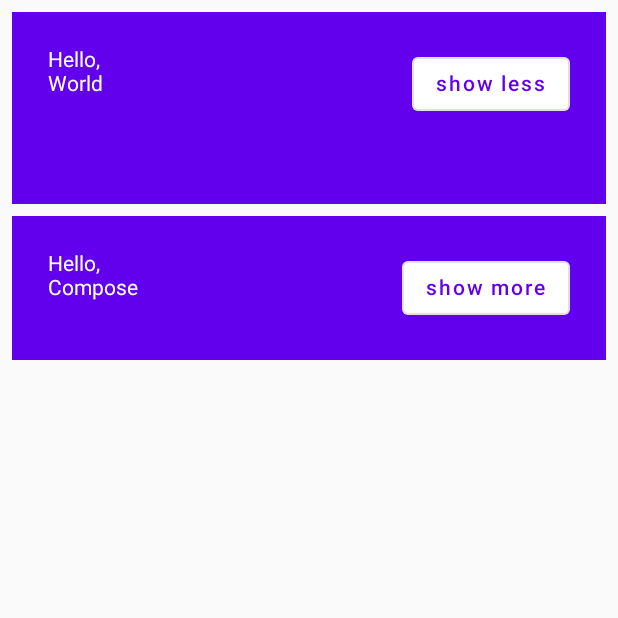
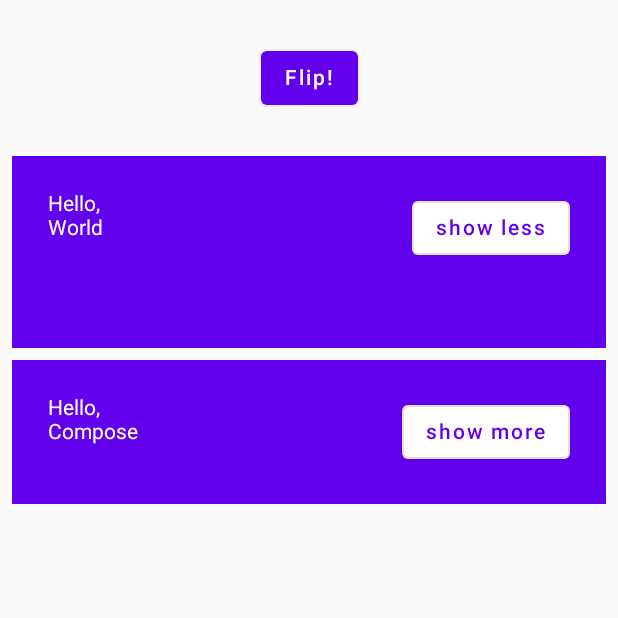
Before and after one commit to juanmendez/jetpack-compose, an Android app built with Jetpack Compose: the screen it shows after launch (MainActivity), after a tap on "show more", on a phone screen of 412 x 824 dp, the top half of it. Run offline under Robolectric (Android 15) with nearby library versions, the phone set to English and light mode, and no system bars; 1 other tap on this screen came first.

Commit message:
04: hoisin

```diff
--- a/app/src/main/java/com/jetpack/compose/MainActivity.kt
+++ b/app/src/main/java/com/jetpack/compose/MainActivity.kt
@@ -3,17 +3,24 @@ package com.jetpack.compose
 import android.os.Bundle
 import androidx.activity.ComponentActivity
 import androidx.activity.compose.setContent
+import androidx.compose.foundation.layout.Arrangement
 import androidx.compose.foundation.layout.Column
 import androidx.compose.foundation.layout.Row
+import androidx.compose.foundation.layout.fillMaxSize
 import androidx.compose.foundation.layout.padding
+import androidx.compose.material.Button
 import androidx.compose.material.MaterialTheme
 import androidx.compose.material.OutlinedButton
 import androidx.compose.material.Surface
 import androidx.compose.material.Text
 import androidx.compose.runtime.Composable
+import androidx.compose.runtime.getValue
 import androidx.compose.runtime.mutableStateOf
 import androidx.compose.runtime.remember
+import androidx.compose.runtime.setValue
+import androidx.compose.ui.Alignment
 import androidx.compose.ui.Modifier
+import androidx.compose.ui.res.stringResource
 import androidx.compose.ui.tooling.preview.Preview
 import androidx.compose.ui.unit.dp
 
@@ -37,14 +44,61 @@ class MainActivity : ComponentActivity() {
 }
 
 @Composable
-fun MyApp(names: List<String> = listOf("World", "Compose")) {
+fun MyApp() {
+    // TODO: This state should be hoisted
+    var shouldShowOnboarding by remember { mutableStateOf(true) }
+
+    if (shouldShowOnboarding) {
+        OnboardingScreen(onContinueClicked = {
+            shouldShowOnboarding = !shouldShowOnboarding
+        })
+    } else {
+        Greetings(onContinueClicked = {
+            shouldShowOnboarding = !shouldShowOnboarding
+        })
+    }
+}
+
+@Composable
+private fun Greetings(
+    names:
+    List<String> = listOf(stringResource(id = R.string.world), stringResource(id = R.string.compose)),
+    onContinueClicked: () -> Unit
+) {
     Column(modifier = Modifier.padding(vertical = 4.dp)) {
+        Button(
+            modifier = Modifier
+                .padding(vertical = 24.dp)
+                .align(Alignment.CenterHorizontally),
+            onClick = onContinueClicked
+        ) {
+            Text(stringResource(id = R.string.flip))
+        }
         for (name in names) {
             Greeting(name = name)
         }
     }
 }
 
+@Composable
+fun OnboardingScreen(onContinueClicked: () -> Unit) {
+
+    Surface {
+        Column(
+            modifier = Modifier.fillMaxSize(),
+            verticalArrangement = Arrangement.Center,
+            horizontalAlignment = Alignment.CenterHorizontally
+        ) {
+            Text(stringResource(id = R.string.welcome))
+            Button(
+                modifier = Modifier.padding(vertical = 24.dp),
+                onClick = onContinueClicked
+            ) {
+                Text(stringResource(id = R.string.flip))
+            }
+        }
+    }
+}
 
 /**
  * A Compose app is made up of composable functions - just regular functions marked with @Composable, which can call other composable functions.
@@ -70,7 +124,7 @@ fun Greeting(name: String) {
                     .weight(1f)
                     .padding(bottom = extraPadding)
             ) {
-                Text(text = "Hello, ")
+                Text(text = stringResource(id = R.string.hello))
                 Text(text = name)
             }
             OutlinedButton(
@@ -79,9 +133,9 @@ fun Greeting(name: String) {
                 }
             ) {
                 val text = if (expanded.value) {
-                    "show less"
+                    stringResource(id = R.string.show_less)
                 } else {
-                    "show more"
+                    stringResource(id = R.string.show_more)
                 }
 
                 Text(text)
--- a/app/src/main/res/values/strings.xml
+++ b/app/src/main/res/values/strings.xml
@@ -1,3 +1,10 @@
 <resources>
     <string name="app_name">Jetpack Compose</string>
+    <string name="welcome">"Welcome to the Basics Codelab!"</string>
+    <string name="world">World</string>
+    <string name="compose">Compose</string>
+    <string name="flip">Flip!</string>
+    <string name="hello">Hello, </string>
+    <string name="show_less">show less</string>
+    <string name="show_more">show more</string>
 </resources>
```
Also changed, not shown: 1 other file.
